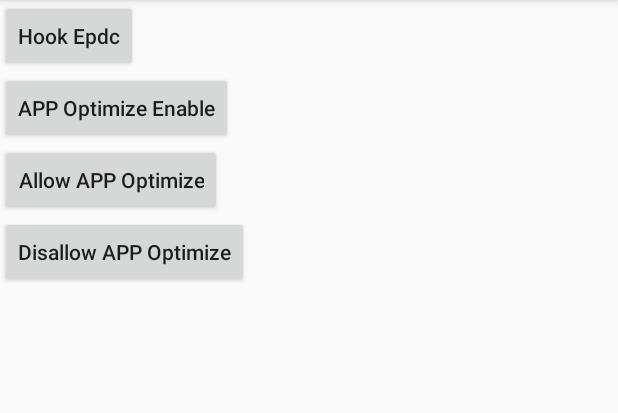
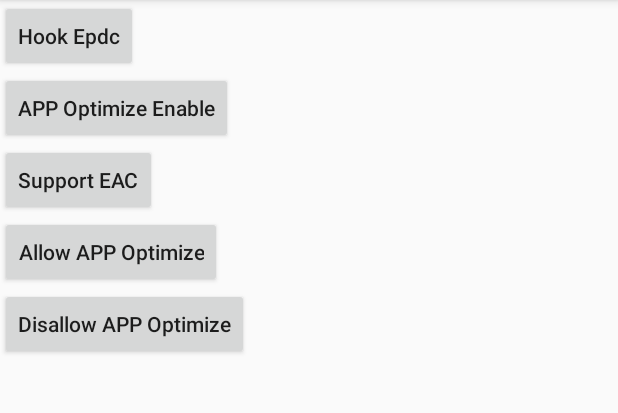
Before and after one commit to onyx-intl/OnyxAndroidDemo, an Android app: the EacDemoActivity screen opened directly, with no data from a screen before it, after a tap on "APP Optimize Enable", on a phone screen of 412 x 824 dp, the part 84-497 px from its top. Run offline under Robolectric (Android 15) with nearby library versions, the phone set to English and light mode, and no system bars; our stand-ins replace ButterKnife, RxJava; 3 statements that could not run were skipped.

Commit message:
feat(OnyxAndroidDemo):add eac support api

```diff
--- a/app/build.gradle
+++ b/app/build.gradle
@@ -51,7 +51,7 @@ dependencies {
     androidTestImplementation 'com.android.support.test:runner:1.0.2'
     androidTestImplementation 'com.android.support.test.espresso:espresso-core:3.0.2'
 
-    implementation('com.onyx.android.sdk:onyxsdk-device:1.2.0')
+    implementation('com.onyx.android.sdk:onyxsdk-device:1.2.3')
     implementation('com.onyx.android.sdk:onyxsdk-pen:1.3.1')
 
     implementation "com.android.support:multidex:1.0.3"
--- a/app/src/main/java/com/android/onyx/demo/EacDemoActivity.java
+++ b/app/src/main/java/com/android/onyx/demo/EacDemoActivity.java
@@ -7,7 +7,7 @@ import android.widget.Button;
 import android.widget.TextView;
 
 import com.onyx.android.demo.R;
-import com.onyx.android.sdk.device.Device;
+import com.onyx.android.sdk.api.device.eac.SimpleEACManage;
 import com.onyx.android.sdk.rx.RxUtils;
 
 import java.util.concurrent.Callable;
@@ -26,56 +26,80 @@ public class EacDemoActivity extends AppCompatActivity implements View.OnClickLi
     Button eacEnable;
     @Bind(R.id.eac_enable_status)
     TextView eacEnableStatus;
+    @Bind(R.id.eac_support)
+    Button eacSupport;
+    @Bind(R.id.eac_support_status)
+    TextView eacSupportStatus;
     @Bind(R.id.allow_eac)
-    Button allowEac;
+    Button allowEAC;
     @Bind(R.id.disallow_eac)
-    Button disallowEac;
+    Button disallowEAC;
 
     @Override
     protected void onCreate(Bundle savedInstanceState) {
         super.onCreate(savedInstanceState);
         setContentView(R.layout.activity_eac_demo);
         ButterKnife.bind(this);
+        initView();
+        initData();
+    }
+
+    private void initData() {
+        updateAllStatus();
+    }
+
+    private void initView() {
         hookEpdc.setOnClickListener(this);
         eacEnable.setOnClickListener(this);
-        allowEac.setOnClickListener(this);
-        disallowEac.setOnClickListener(this);
+        eacSupport.setOnClickListener(this);
+        allowEAC.setOnClickListener(this);
+        disallowEAC.setOnClickListener(this);
     }
 
     @Override
     public void onClick(View v) {
-        if (v.equals(hookEpdc)) {
-            updateHookEpdcStatus();
-        } else if (v.equals(eacEnable)) {
-            updateEacSwitchStatus();
-        } else if (v.equals(allowEac)) {
-            RxUtils.runInIO(new Runnable() {
-                @Override
-                public void run() {
-//                    Device.currentDevice().unregisterEACWhiteList(getApplicationContext());
-                    updateHookEpdcStatus();
-                }
-            });
-        } else if (v.equals(disallowEac)) {
-            RxUtils.runInIO(new Runnable() {
-                @Override
-                public void run() {
-//                    Device.currentDevice().registerEACWhiteList(getApplicationContext());
-                    updateHookEpdcStatus();
-                }
-            });
+        switch (v.getId()) {
+            case R.id.hook_epdc:
+                updateHookEpdcStatus();
+                break;
+            case R.id.eac_enable:
+                updateEACSwitchStatus();
+                break;
+            case R.id.eac_support:
+                updateEACSupportStatus();
+                break;
+            case R.id.allow_eac:
+                setSupportEAC(true);
+                break;
+            case R.id.disallow_eac:
+                setSupportEAC(false);
+                break;
         }
+    }
+
+    /**
+     * @param support
+     * If support EAC is turned off, the optimization setting will not be available.
+     * (App optimize entrance:long press app to select the optimization option or FloatingButton optimization option.)
+     */
+    public void setSupportEAC(boolean support) {
+        RxUtils.runInIO(new Runnable() {
+            @Override
+            public void run() {
+                SimpleEACManage.getInstance().setSupportEAC(getApplicationContext(), support);
+                updateAllStatus();
+            }
+        });
     }
 
     /**
      *It`s app optimize switch status, not about with eac enable/disable.
      */
-    private void updateEacSwitchStatus() {
+    private void updateEACSwitchStatus() {
         RxUtils.runWith(new Callable<Boolean>() {
             @Override
             public Boolean call() throws Exception {
-//                return SimpleEACManage.getInstance().isAppEACEnabled(getPackageName());
-                return false;
+                return SimpleEACManage.getInstance().isAppEACEnabled(getPackageName());
             }
         }, new Consumer<Boolean>() {
             @Override
@@ -89,8 +113,7 @@ public class EacDemoActivity extends AppCompatActivity implements View.OnClickLi
         RxUtils.runWith(new Callable<Boolean>() {
             @Override
             public Boolean call() throws Exception {
-//                return SimpleEACManage.getInstance().isHookEpdc(getPackageName());
-                return false;
+                return SimpleEACManage.getInstance().isHookEpdc(getPackageName());
             }
         }, new Consumer<Boolean>() {
             @Override
@@ -99,4 +122,24 @@ public class EacDemoActivity extends AppCompatActivity implements View.OnClickLi
             }
         }, Schedulers.io());
     }
+
+    private void updateEACSupportStatus() {
+        RxUtils.runWith(new Callable<Boolean>() {
+            @Override
+            public Boolean call() throws Exception {
+                return SimpleEACManage.getInstance().isSupportEAC(getPackageName());
+            }
+        }, new Consumer<Boolean>() {
+            @Override
+            public void accept(Boolean support) throws Exception {
+                eacSupportStatus.setText(support + "");
+            }
+        }, Schedulers.io());
+    }
+
+    private void updateAllStatus() {
+        updateEACSupportStatus();
+        updateEACSwitchStatus();
+        updateHookEpdcStatus();
+    }
 }
--- a/app/src/main/res/layout/activity_eac_demo.xml
+++ b/app/src/main/res/layout/activity_eac_demo.xml
@@ -48,6 +48,27 @@
             android:textSize="18sp" />
     </LinearLayout>
 
+    <LinearLayout
+        android:layout_width="wrap_content"
+        android:layout_height="wrap_content"
+        android:orientation="horizontal">
+
+        <Button
+            android:id="@+id/eac_support"
+            android:layout_width="wrap_content"
+            android:layout_height="wrap_content"
+            android:text="Support EAC"
+            android:textAllCaps="false" />
+
+        <TextView
+            android:id="@+id/eac_support_status"
+            android:layout_width="wrap_content"
+            android:layout_height="wrap_content"
+            android:layout_marginLeft="10dp"
+            android:textColor="@android:color/black"
+            android:textSize="18sp" />
+    </LinearLayout>
+
     <Button
         android:id="@+id/allow_eac"
         android:layout_width="wrap_content"
```
